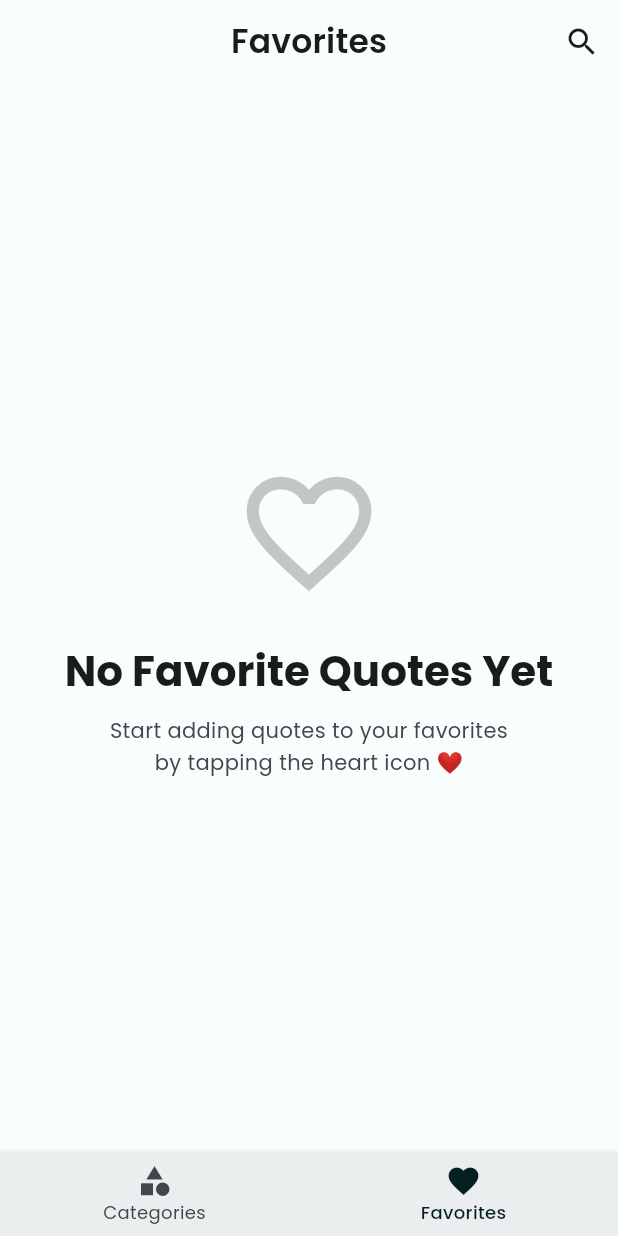
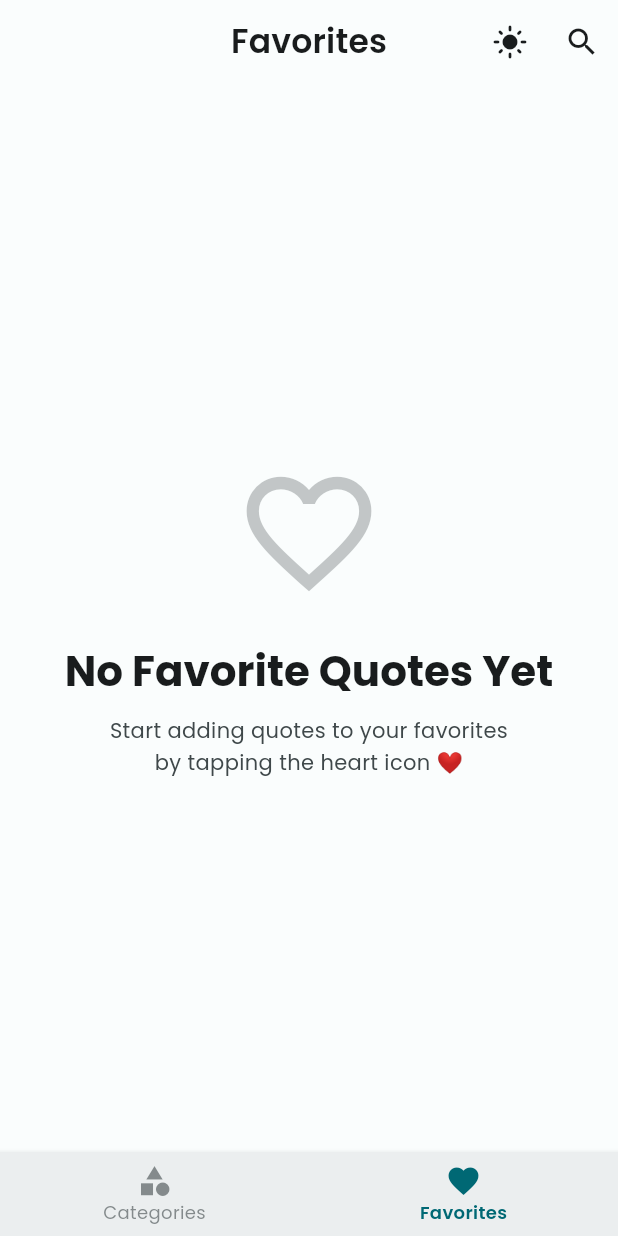
Before and after one commit to hshuong/life-quote-flutter, a Flutter app: the screen it shows after launch, item 2 of the bottom bar chosen, on a phone screen of 412 x 824 dp. Run offline on Flutter 3.47's test engine with Material 3 defaults, Android fonts, the phone set to English and light mode, and no system bars; our stand-ins replace google_mobile_ads, share_plus, shared_preferences, shimmer, sqflite; accounts and stored records are empty; network calls fail.

Commit message:
Đã có tính năng light/dark mode

```diff
--- a/lib/main.dart
+++ b/lib/main.dart
@@ -1,12 +1,13 @@
 // lib/main.dart
-// Updated to use Material Design 3 theme from separate theme.dart file
+// ✅ Updated với ThemeProvider để hỗ trợ đổi theme
 
 import 'package:flutter/material.dart';
 import 'package:flutter/services.dart';
 import 'package:provider/provider.dart';
 import 'providers/quote_provider.dart';
+import 'providers/theme_provider.dart'; // ✅ Import ThemeProvider
 import 'screens/home_screen.dart';
-import 'theme.dart'; // ✅ Import theme file
+import 'theme.dart';
 
 import 'package:google_mobile_ads/google_mobile_ads.dart';
 import 'services/ads_service.dart';
@@ -26,16 +27,6 @@ void main() async {
     DeviceOrientation.portraitDown,
   ]);
 
-  // ✅ Set system UI based on theme
-  SystemChrome.setSystemUIOverlayStyle(
-    const SystemUiOverlayStyle(
-      statusBarColor: Colors.transparent,
-      statusBarIconBrightness: Brightness.dark, // Dark icons for light theme
-      systemNavigationBarColor: Colors.transparent,
-      systemNavigationBarIconBrightness: Brightness.dark,
-    ),
-  );
-
   runApp(const MyApp());
 }
 
@@ -47,19 +38,39 @@ class MyApp extends StatelessWidget {
     return MultiProvider(
       providers: [
         ChangeNotifierProvider(create: (_) => QuoteProvider()),
+        ChangeNotifierProvider(create: (_) => ThemeProvider()), // ✅ Thêm ThemeProvider
       ],
-      child: MaterialApp(
-        title: 'Life Quotes',
-        debugShowCheckedModeBanner: false,
+      // ✅ Consumer để lắng nghe thay đổi theme
+      child: Consumer<ThemeProvider>(
+        builder: (context, themeProvider, child) {
+          // ✅ Cập nhật system UI overlay theo theme hiện tại
+          final brightness = themeProvider.themeMode == ThemeMode.dark
+              ? Brightness.light // Light icons cho dark theme
+              : Brightness.dark; // Dark icons cho light theme
 
-        // ✅ Use theme from AppTheme class
-        theme: AppTheme.lightTheme,
-        darkTheme: AppTheme.darkTheme,
+          SystemChrome.setSystemUIOverlayStyle(
+            SystemUiOverlayStyle(
+              statusBarColor: Colors.transparent,
+              statusBarIconBrightness: brightness,
+              systemNavigationBarColor: Colors.transparent,
+              systemNavigationBarIconBrightness: brightness,
+            ),
+          );
 
-        // ✅ You can change this to ThemeMode.dark or ThemeMode.system
-        themeMode: ThemeMode.light,
+          return MaterialApp(
+            title: 'Life Quote',
+            debugShowCheckedModeBanner: false,
 
-        home: const HomeScreen(),
+            // ✅ Sử dụng theme từ AppTheme
+            theme: AppTheme.lightTheme,
+            darkTheme: AppTheme.darkTheme,
+
+            // ✅ Sử dụng themeMode từ ThemeProvider
+            themeMode: themeProvider.themeMode,
+
+            home: const HomeScreen(),
+          );
+        },
       ),
     );
   }
--- a/lib/theme.dart
+++ b/lib/theme.dart
@@ -325,16 +325,16 @@ class AppTheme {
         ),
       ),
 
-      // Bottom Navigation Bar Theme
+      // ✅ Bottom Navigation Bar Theme - UPDATED for Light Theme
       bottomNavigationBarTheme: BottomNavigationBarThemeData(
         elevation: 3,
         backgroundColor: lightColorScheme.surfaceContainer,
-        selectedItemColor: lightColorScheme.onSecondaryContainer,
-        unselectedItemColor: lightColorScheme.onSurfaceVariant,
+        selectedItemColor: lightColorScheme.primary, // Màu teal đậm - nổi bật
+        unselectedItemColor: lightColorScheme.onSurfaceVariant.withValues(alpha: 0.6), // Xám mờ
         selectedLabelStyle: const TextStyle(
           fontFamily: 'Poppins',
           fontSize: 12,
-          fontWeight: FontWeight.w500,
+          fontWeight: FontWeight.w600, // Bold hơn cho selected
         ),
         unselectedLabelStyle: const TextStyle(
           fontFamily: 'Poppins',
@@ -530,12 +530,25 @@ class AppTheme {
         ),
       ),
 
+      // ✅ Bottom Navigation Bar Theme - UPDATED for Dark Theme
       bottomNavigationBarTheme: BottomNavigationBarThemeData(
         elevation: 3,
         backgroundColor: darkColorScheme.surfaceContainer,
-        selectedItemColor: darkColorScheme.onSecondaryContainer,
-        unselectedItemColor: darkColorScheme.onSurfaceVariant,
+        selectedItemColor: darkColorScheme.primary, // Màu cyan sáng #4FD8EB - rất nổi bật
+        unselectedItemColor: darkColorScheme.onSurfaceVariant.withValues(alpha: 0.5), // Xám mờ hơn
+        selectedLabelStyle: const TextStyle(
+          fontFamily: 'Poppins',
+          fontSize: 12,
+          fontWeight: FontWeight.w600, // Bold hơn
+        ),
+        unselectedLabelStyle: const TextStyle(
+          fontFamily: 'Poppins',
+          fontSize: 12,
+          fontWeight: FontWeight.w400,
+        ),
         type: BottomNavigationBarType.fixed,
+        showSelectedLabels: true,
+        showUnselectedLabels: true,
       ),
 
       navigationBarTheme: NavigationBarThemeData(
--- /dev/null
+++ b/lib/widgets/theme_toggle_button.dart
@@ -0,0 +1,86 @@
+// lib/widgets/theme_toggle_button.dart
+// Widget để toggle theme nhanh (Light/Dark) ở AppBar
+
+import 'package:flutter/material.dart';
+import 'package:provider/provider.dart';
+import '../providers/theme_provider.dart';
+
+class ThemeToggleButton extends StatelessWidget {
+  const ThemeToggleButton({super.key});
+
+  @override
+  Widget build(BuildContext context) {
+    return Consumer<ThemeProvider>(
+      builder: (context, themeProvider, child) {
+        final isDark = themeProvider.isDarkMode;
+        final isSystem = themeProvider.isSystemMode;
+
+        return IconButton(
+          icon: AnimatedSwitcher(
+            duration: const Duration(milliseconds: 300),
+            transitionBuilder: (child, animation) {
+              return RotationTransition(
+                turns: animation,
+                child: FadeTransition(
+                  opacity: animation,
+                  child: child,
+                ),
+              );
+            },
+            child: Icon(
+              themeProvider.currentThemeIcon,
+              key: ValueKey(themeProvider.themeMode),
+            ),
+          ),
+          tooltip: isSystem
+              ? 'System Theme'
+              : (isDark ? 'Dark Theme' : 'Light Theme'),
+          onPressed: () {
+            // Toggle giữa Light và Dark (bỏ qua System)
+            if (isDark || isSystem) {
+              themeProvider.setThemeMode(ThemeMode.light);
+            } else {
+              themeProvider.setThemeMode(ThemeMode.dark);
+            }
+          },
+        );
+      },
+    );
+  }
+}
+
+// ============================================
+// CÁCH SỬ DỤNG trong home_screen.dart:
+// ============================================
+
+// 1. Import widget:
+// import '../widgets/theme_toggle_button.dart';
+
+// 2. Thêm vào AppBar actions (thay thế hoặc thêm vào search icon):
+/*
+appBar: AppBar(
+  title: _isSearching ? _buildSearchField() : _buildTitle(),
+  centerTitle: true,
+  elevation: 0,
+  actions: [
+    // Theme toggle button
+    const ThemeToggleButton(),
+
+    // Search button
+    IconButton(
+      icon: Icon(_isSearching ? Icons.close : Icons.search),
+      onPressed: () {
+        setState(() {
+          _isSearching = !_isSearching;
+          if (!_isSearching) {
+            _searchController.clear();
+            _searchResults = [];
+          }
+        });
+      },
+      iconSize: Responsive.fontSize(context, 24),
+      tooltip: _isSearching ? 'Close Search' : 'Search',
+    ),
+  ],
+),
+*/
--- a/pubspec.yaml
+++ b/pubspec.yaml
@@ -16,7 +16,7 @@ publish_to: 'none' # Remove this line if you wish to publish to pub.dev
 # https://developer.apple.com/library/archive/documentation/General/Reference/InfoPlistKeyReference/Articles/CoreFoundationKeys.html
 # In Windows, build-name is used as the major, minor, and patch parts
 # of the product and file versions while build-number is used as the build suffix.
-version: 1.0.0+1
+version: 1.0.3+3
 
 environment:
   sdk: ^3.9.2
@@ -57,6 +57,8 @@ dependencies:
   # Font chữ đẹp từ Google
   google_fonts: ^6.1.0
   flutter_launcher_icons: ^0.14.4
+
+  shared_preferences: ^2.2.2  # Để lưu theme preference
 
 
 
```
Also changed, not shown: lib/providers/theme_provider.dart (added, +111 -0 lines), lib/screens/home_screen.dart (+27 -15 lines), lib/screens/theme_settings_screen.dart (added, +262 -0 lines), pubspec.lock, 1 other file.
